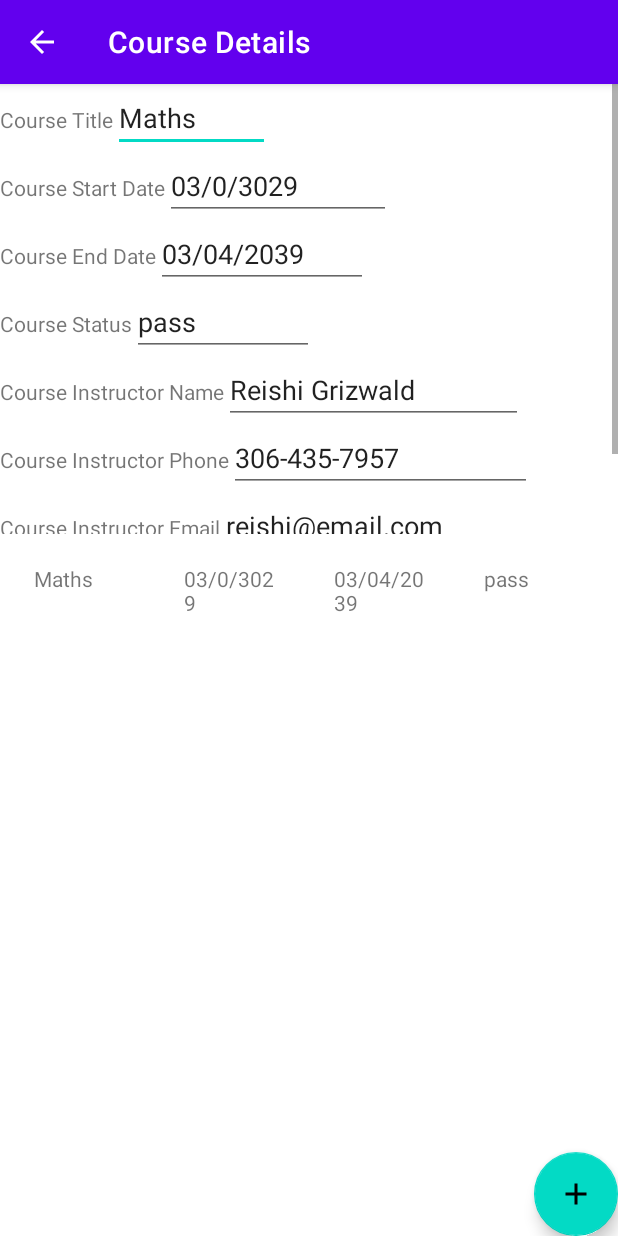
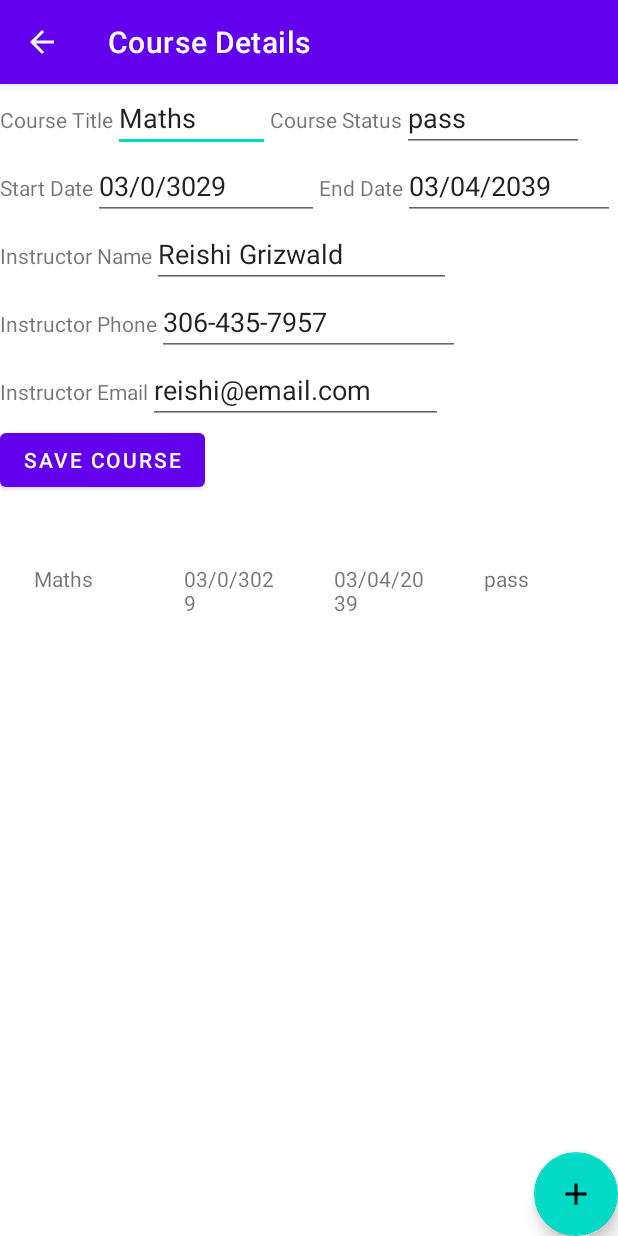
Before and after one commit to aaivey22/academic_manager, an Android app: the CourseList screen opened directly, with no data from a screen before it, after a tap on "Maths", on a phone screen of 412 x 824 dp. Run offline under Robolectric (Android 15) with nearby library versions, the phone set to English and light mode, and no system bars; our stand-ins replace Room's generated code.

Commit message:
Fixed bug in course adapter to enable course list editing by user.

```diff
--- a/app/src/main/java/angelaivey/example/academic_schedule_and_progress_tracker/UI/CourseAdapter.java
+++ b/app/src/main/java/angelaivey/example/academic_schedule_and_progress_tracker/UI/CourseAdapter.java
@@ -43,7 +43,6 @@ public class CourseAdapter extends RecyclerView.Adapter<CourseAdapter.CourseView
                     int position = getAdapterPosition();
                     final Course current = mCourses.get(position);
                     Intent intent = new Intent(context, CourseDetails.class);
-                    intent.putExtra("id", current.getTermID());
                     intent.putExtra("title", current.getCourseTitle());
                     intent.putExtra("start", current.getCourseStartDate());
                     intent.putExtra("end", current.getCourseEndDate());
--- a/app/src/main/java/angelaivey/example/academic_schedule_and_progress_tracker/UI/CourseDetails.java
+++ b/app/src/main/java/angelaivey/example/academic_schedule_and_progress_tracker/UI/CourseDetails.java
@@ -79,13 +79,13 @@ public class CourseDetails extends AppCompatActivity {
         final CourseAdapter courseAdapter = new CourseAdapter(this);
         recyclerView.setAdapter(courseAdapter);
         recyclerView.setLayoutManager(new LinearLayoutManager(this));
-        //courseAdapter.setCourses(repository.getAllCourses());
+        courseAdapter.setCourses(repository.getAllCourses());
 
-        List<Course> filteredCourses = new ArrayList<>();
+/*        List<Course> filteredCourses = new ArrayList<>();
         for (Course c : repository.getAllCourses()) {
             if (c.getCourseID() == id) filteredCourses.add(c);
         }
-        courseAdapter.setCourses((filteredCourses));
+        courseAdapter.setCourses((filteredCourses));*/
 
         Button button = findViewById(R.id.savecourse);
         button.setOnClickListener(new View.OnClickListener() {
--- a/app/src/main/res/layout/activity_course_details.xml
+++ b/app/src/main/res/layout/activity_course_details.xml
@@ -9,15 +9,27 @@
 
     <ScrollView
         android:id="@+id/scrollView"
-        android:layout_width="match_parent"
+        android:layout_width="0dp"
         android:layout_height="300dp"
         android:orientation="vertical"
+        app:layout_constraintEnd_toEndOf="parent"
+        app:layout_constraintStart_toStartOf="parent"
         app:layout_constraintTop_toTopOf="parent">
 
         <LinearLayout
             android:layout_width="match_parent"
             android:layout_height="wrap_content"
             android:orientation="vertical">
+
+            <LinearLayout
+                android:layout_width="match_parent"
+                android:layout_height="match_parent"
+                android:orientation="horizontal"></LinearLayout>
+
+            <LinearLayout
+                android:layout_width="match_parent"
+                android:layout_height="match_parent"
+                android:orientation="horizontal">
 
                 <LinearLayout
 
@@ -38,6 +50,30 @@
                 </LinearLayout>
 
                 <LinearLayout
+                    android:layout_width="match_parent"
+                    android:layout_height="match_parent"
+                    android:orientation="horizontal">
+
+                    <TextView
+                        android:layout_width="wrap_content"
+                        android:layout_height="wrap_content"
+                        android:text="Course Status" />
+
+                    <EditText
+                        android:id="@+id/textViewcoursestatus"
+                        android:layout_width="wrap_content"
+                        android:layout_height="wrap_content"
+                        android:hint="Course Status" />
+                </LinearLayout>
+            </LinearLayout>
+
+            <LinearLayout
+
+                android:layout_width="wrap_content"
+                android:layout_height="wrap_content"
+                android:orientation="horizontal">
+
+                <LinearLayout
 
                     android:layout_width="wrap_content"
                     android:layout_height="wrap_content"
@@ -46,7 +82,7 @@
                     <TextView
                         android:layout_width="wrap_content"
                         android:layout_height="wrap_content"
-                    android:text="Course Start Date" />
+                        android:text="Start Date" />
 
                     <EditText
                         android:id="@+id/textViewcoursestart"
@@ -64,13 +100,14 @@
                     <TextView
                         android:layout_width="wrap_content"
                         android:layout_height="wrap_content"
-                    android:text="Course End Date" />
+                        android:text="End Date" />
 
                     <EditText
                         android:id="@+id/textViewcourseend"
                         android:layout_width="wrap_content"
                         android:layout_height="wrap_content"
                         android:hint="Course End Date" />
+                </LinearLayout>
             </LinearLayout>
 
             <LinearLayout
@@ -82,25 +119,7 @@
                 <TextView
                     android:layout_width="wrap_content"
                     android:layout_height="wrap_content"
-                    android:text="Course Status" />
-
-                <EditText
-                    android:id="@+id/textViewcoursestatus"
-                    android:layout_width="wrap_content"
-                    android:layout_height="wrap_content"
-                    android:hint="Course Status" />
-            </LinearLayout>
-
-            <LinearLayout
-
-                android:layout_width="wrap_content"
-                android:layout_height="wrap_content"
-                android:orientation="horizontal">
-
-                <TextView
-                    android:layout_width="wrap_content"
-                    android:layout_height="wrap_content"
-                    android:text="Course Instructor Name" />
+                    android:text="Instructor Name" />
 
                 <EditText
                     android:id="@+id/textViewcourseinstructor"
@@ -118,7 +137,7 @@
                 <TextView
                     android:layout_width="wrap_content"
                     android:layout_height="wrap_content"
-                    android:text="Course Instructor Phone" />
+                    android:text="Instructor Phone" />
 
                 <EditText
                     android:id="@+id/textViewcourseinstructornumber"
@@ -128,7 +147,6 @@
             </LinearLayout>
 
             <LinearLayout
-
                 android:layout_width="wrap_content"
                 android:layout_height="wrap_content"
                 android:orientation="horizontal">
@@ -136,7 +154,7 @@
                 <TextView
                     android:layout_width="wrap_content"
                     android:layout_height="wrap_content"
-                    android:text="Course Instructor Email" />
+                    android:text="Instructor Email" />
 
                 <EditText
                     android:id="@+id/textViewcourseinstructoremail"
@@ -154,8 +172,9 @@
                     android:id="@+id/savecourse"
                     android:layout_width="wrap_content"
                     android:layout_height="wrap_content"
-                    android:text="save" />
+                    android:text="save course" />
             </androidx.appcompat.widget.LinearLayoutCompat>
+
         </LinearLayout>
 
     </ScrollView>
@@ -174,7 +193,5 @@
         android:layout_width="409dp"
         android:layout_height="373dp"
         app:layout_constraintRight_toRightOf="parent"
-        app:layout_constraintTop_toBottomOf="@+id/scrollView"
-        tools:layout_editor_absoluteX="1dp"
-        tools:layout_editor_absoluteY="301dp" />
+        app:layout_constraintTop_toBottomOf="@+id/scrollView" />
 </androidx.constraintlayout.widget.ConstraintLayout>
--- a/app/src/main/res/layout/activity_term_details.xml
+++ b/app/src/main/res/layout/activity_term_details.xml
@@ -38,6 +38,7 @@
                     android:id="@+id/termtitle"
                     android:layout_width="wrap_content"
                     android:layout_height="wrap_content"
+                    android:editable="false"
                     android:hint="Term title" />
             </LinearLayout>
 
```
Lines whose indentation alone changed are shown as unchanged.
